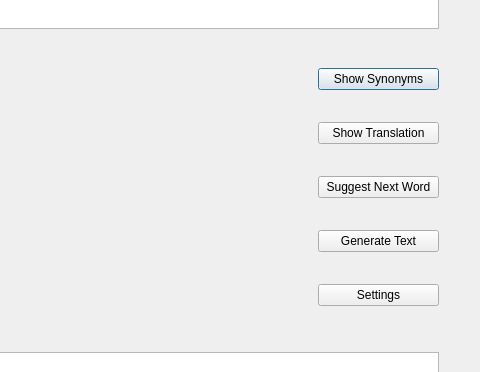
Old version of the form Schreibhilfe_MainWindow.ui in the repository donotreadme/Deutsch2Englisch_Schreibhilfe; both pictures show x 642 to 1122 and y 98 to 470 of the 1122 by 598 pixel window.
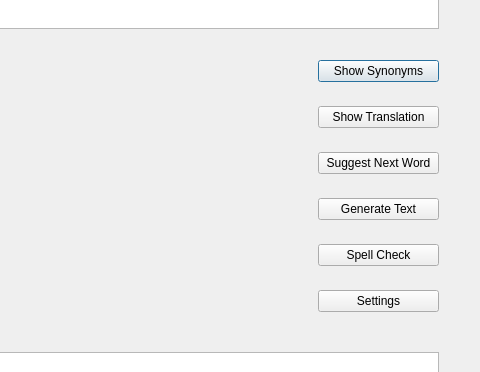
New version of the form.

Commit message: added spell check function

Patch:
```diff
--- a/Schreibhilfe_MainWindow.ui
+++ b/Schreibhilfe_MainWindow.ui
@@ -77,6 +77,13 @@
       </property>
      </widget>
     </item>
+    <item>
+     <widget class="QPushButton" name="buttonSpellCheck">
+      <property name="text">
+       <string>Spell Check</string>
+      </property>
+     </widget>
+    </item>
     <item>
      <widget class="QPushButton" name="buttonSettings">
       <property name="text">
```
The commit also changes 1 other file.
